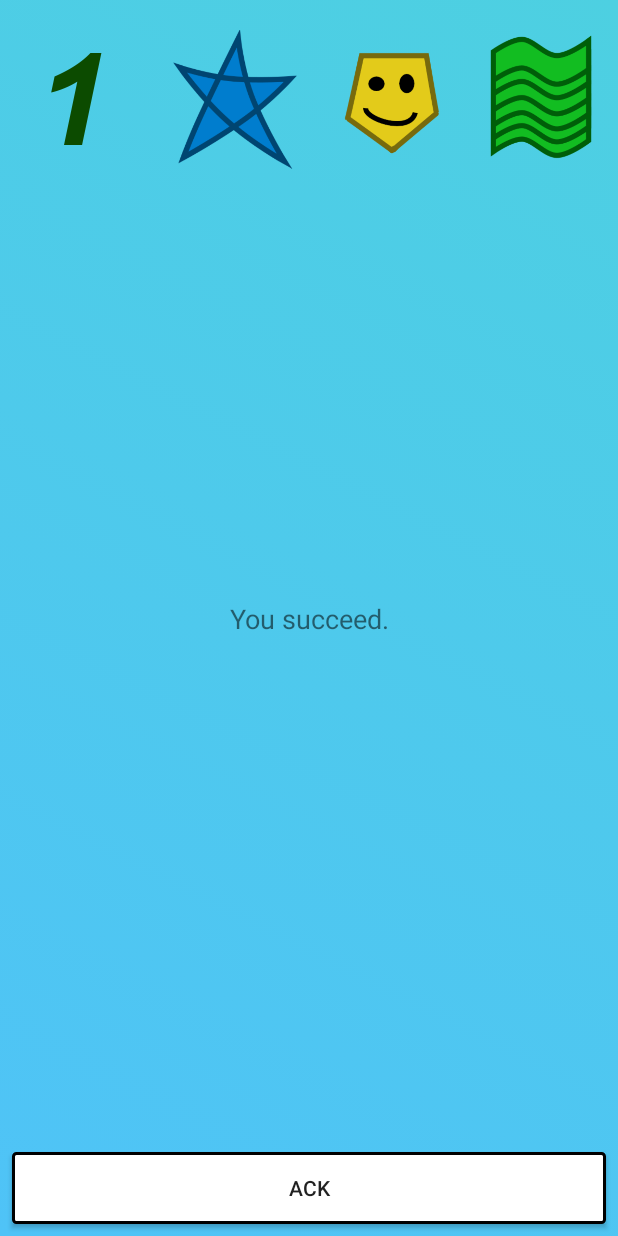
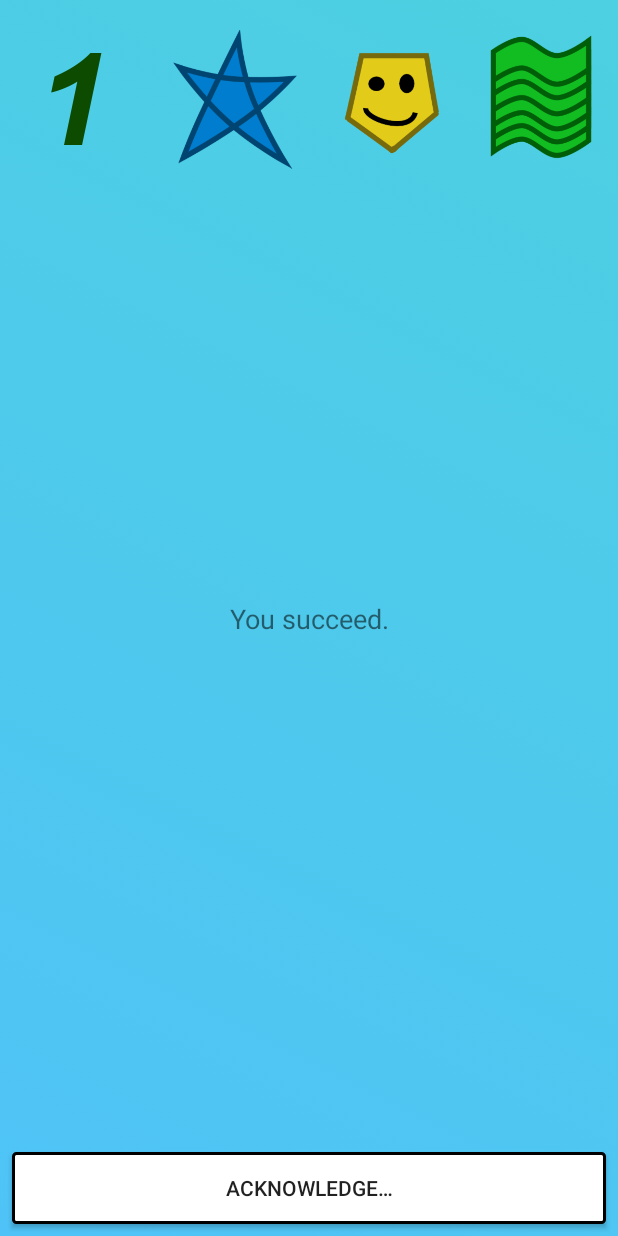
Before and after one commit to 2tefan/SchoberLife, an Android app: the screen it shows after launch (MainActivity), after a tap on "Just get bored.", on a phone screen of 412 x 824 dp. Run offline under Robolectric (Android 15) with nearby library versions, the phone set to English and light mode, and no system bars.

Commit message:
Renamed Ack to Acknowledge...

```diff
--- a/app/src/main/res/values/strings.xml
+++ b/app/src/main/res/values/strings.xml
@@ -6,7 +6,7 @@
     <string name="choise2default">Choise2</string>
     <string name="choise3default">Choise3</string>
     <string name="choise4default">Choise4</string>
-    <string name="acknowledgeDefault">Ack</string>
+    <string name="acknowledgeDefault">Acknowledge&#8230;</string>
 
     <string-array name="aufgabe">
         <item>You haven\'t done your homework. What are you going to do?</item>
```
